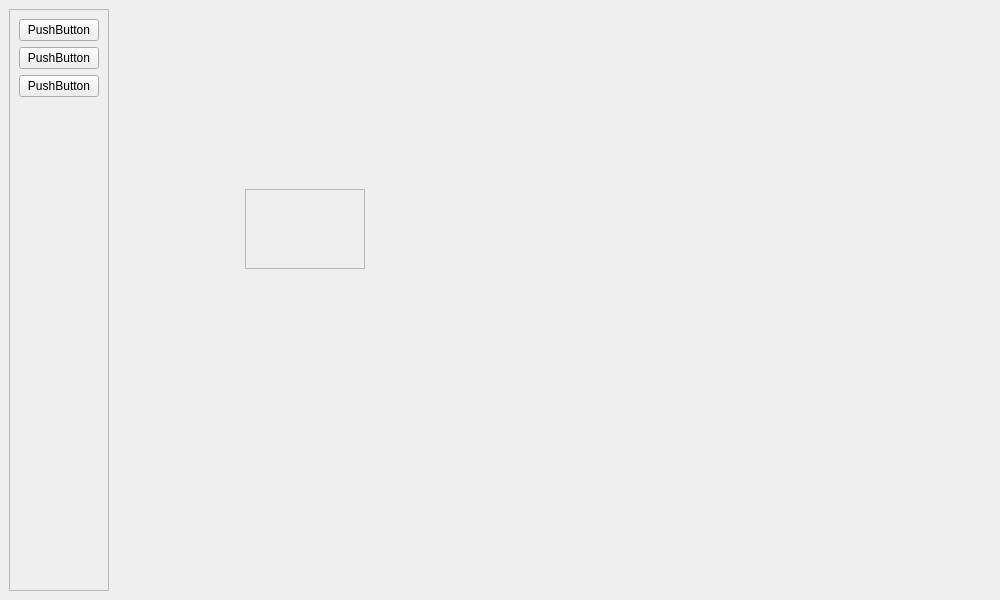
The window that arches_lintels/ui/ui_mainwindow.ui (k-int/arches-lintels) describes before a commit, drawn with Qt 5.
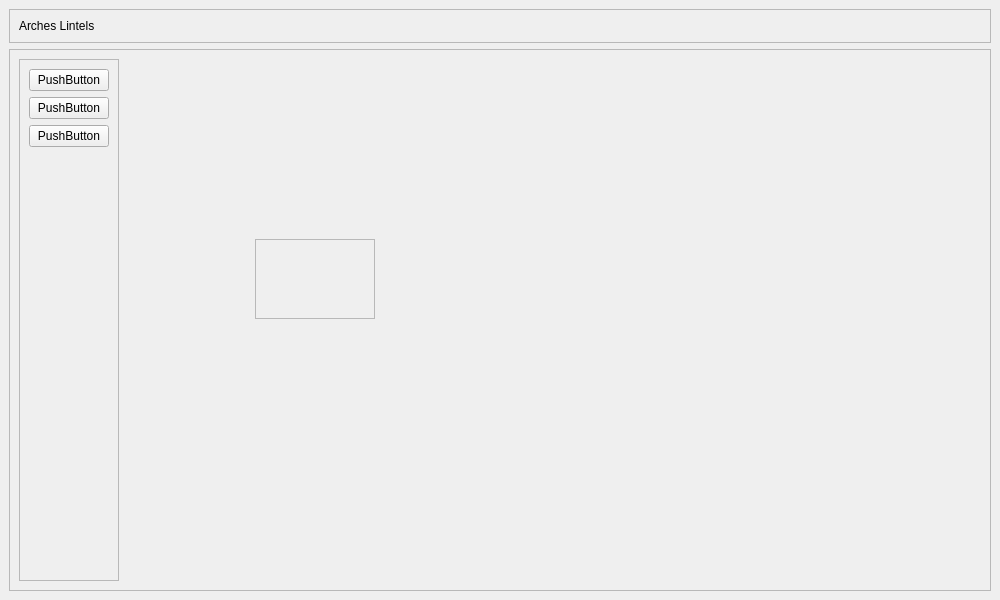
The same window after the commit.

What changed in the file:
```diff
--- a/arches_lintels/ui/ui_mainwindow.ui
+++ b/arches_lintels/ui/ui_mainwindow.ui
@@ -17,6 +17,34 @@
    <string>MainWindow</string>
   </property>
   <widget class="QWidget" name="centralwidget">
+   <layout class="QVBoxLayout" name="verticalLayout_2">
+    <item>
+     <widget class="QFrame" name="mainHeader">
+      <property name="frameShape">
+       <enum>QFrame::Shape::StyledPanel</enum>
+      </property>
+      <property name="frameShadow">
+       <enum>QFrame::Shadow::Plain</enum>
+      </property>
+      <layout class="QHBoxLayout" name="horizontalLayout_2">
+       <item>
+        <widget class="QLabel" name="label">
+         <property name="text">
+          <string>Arches Lintels</string>
+         </property>
+        </widget>
+       </item>
+      </layout>
+     </widget>
+    </item>
+    <item>
+     <widget class="QFrame" name="mainContent">
+      <property name="frameShape">
+       <enum>QFrame::Shape::StyledPanel</enum>
+      </property>
+      <property name="frameShadow">
+       <enum>QFrame::Shadow::Raised</enum>
+      </property>
    <layout class="QHBoxLayout" name="horizontalLayout">
     <item>
      <widget class="QFrame" name="frame">
@@ -88,6 +116,9 @@
        </widget>
       </widget>
       <widget class="QWidget" name="page_2"/>
+        </widget>
+       </item>
+      </layout>
      </widget>
     </item>
    </layout>
```
Left out of the diff: 2 changed lines with no effect on the pictures. Lines whose indentation alone changed are shown as unchanged.
